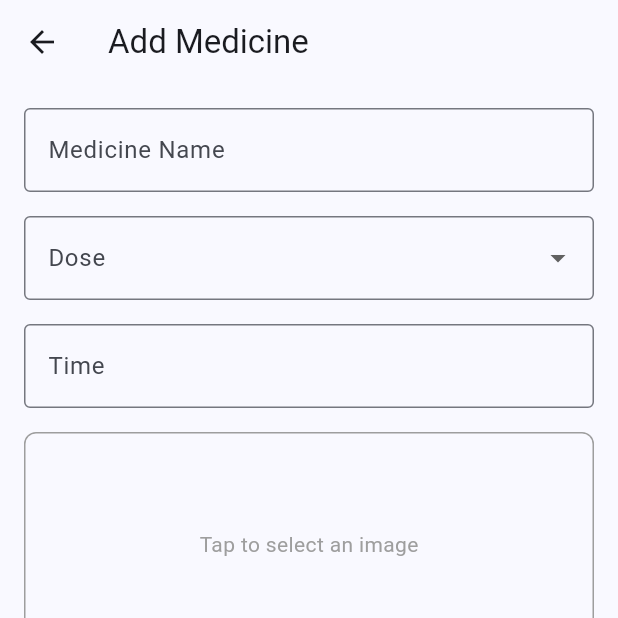
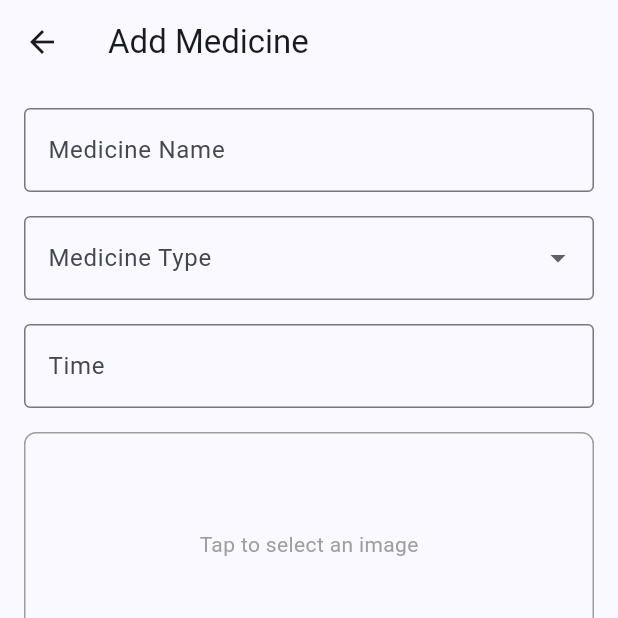
Before and after one commit to Nowshin17/MediHelp-Mobile-Application, a Flutter app: the MedAppPage screen opened directly, on a phone screen of 412 x 824 dp, the top half of it. Run offline on Flutter 3.47's test engine with Material 2 defaults, Android fonts, the phone set to English and light mode, and no system bars; our stand-ins replace image_picker; network calls fail.

Commit message:
changes in add page

```diff
--- a/lib/screens/homeScreen.dart
+++ b/lib/screens/homeScreen.dart
@@ -13,19 +13,19 @@ class _HomeScreenMedState extends State<HomeScreenMed> {
   final List<Map<String, dynamic>> medicines = [
     {
       'name': 'Paracetamol fsgdfsdgfedfdgdfgh  gfdghfdg dfhgdhfdhfdh ',
-      'img': 'https://via.placeholder.com/100',
+      'img': 'https://www.google.com/url?sa=i&url=https%3A%2F%2Funsplash.com%2Fs%2Fphotos%2Fimage&psig=AOvVaw08jgg8mCEmiiETlqxF_R1f&ust=1736885560344000&source=images&cd=vfe&opi=89978449&ved=0CBEQjRxqFwoTCJDWp4fB84oDFQAAAAAdAAAAABAE',
       'dose': 'Once a daily',
       'icon': Icons.medical_services,
     },
     {
       'name': 'Ibuprofen',
-      'img': 'https://via.placeholder.com/100',
+      'img': '',
       'dose': 'Twice a day',
       'icon': Icons.local_pharmacy,
     },
     {
       'name': 'Amoxicillin',
-      'img': 'https://via.placeholder.com/100',
+      'img': '',
       'dose': 'Twice a day',
       'icon': Icons.healing,
     },
--- a/lib/screens/medAddPage.dart
+++ b/lib/screens/medAddPage.dart
@@ -14,10 +14,10 @@ class _MedAppPageState extends State<MedAppPage> {
   final TextEditingController doseController = TextEditingController();
   final TextEditingController imgController = TextEditingController();
   final List<String> medicineTypes = [
-    'Once a day',
-    'Twice a day',
-    'Thrice a day',
-    'more'
+    'Tablet',
+    'Serup',
+    'Injection',
+    'Other'
   ];
   String? selectedMedicineType;
   File? _selectedImage;
@@ -27,7 +27,7 @@ class _MedAppPageState extends State<MedAppPage> {
         await _picker.pickImage(source: ImageSource.gallery);
     if (pickedFile != null) {
       setState(() {
-        _selectedImage = File(pickedFile.path);
+       // _selectedImage = File(pickedFile.path);
       });
     }
   }
@@ -54,7 +54,7 @@ class _MedAppPageState extends State<MedAppPage> {
 
               DropdownButtonFormField<String>(
                 decoration: const InputDecoration(
-                  labelText: 'Dose',
+                  labelText: 'Medicine Type',
                   border: OutlineInputBorder(),
                 ),
                 value: selectedMedicineType,
```
